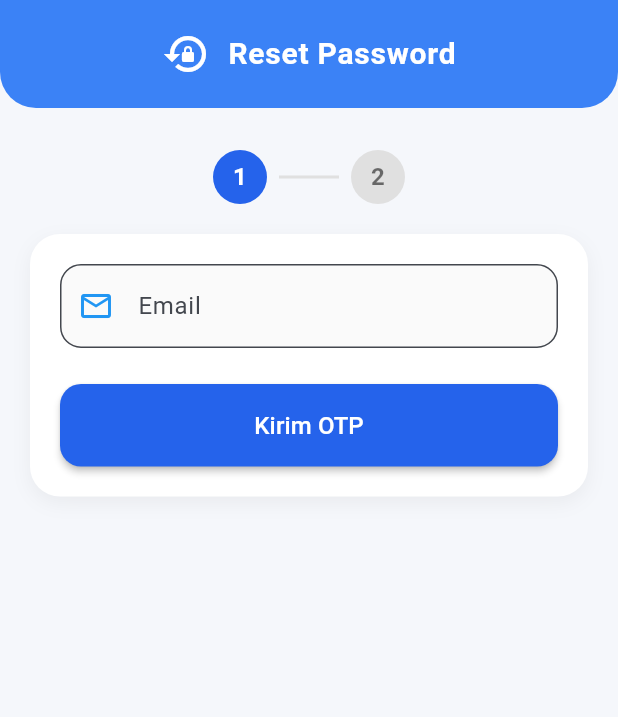
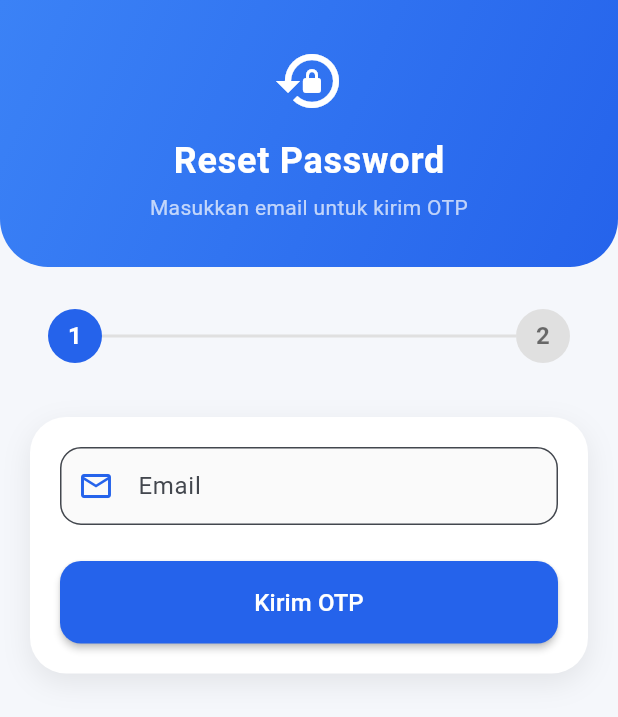
Before and after one commit to FarrezJv/tugas_akhir_api, a Flutter app: the ForgotResetPasswordPage screen opened directly, on a phone screen of 412 x 824 dp. Shown: the top 717 px of the screen. Run offline on Flutter 3.47's test engine with Material 3 defaults, Android fonts, the phone set to English and light mode, and no system bars; our stand-ins replace animated_notch_bottom_bar, geocoding, geolocator, google_maps_flutter, image_picker, lottie and 1 more; accounts and stored records are empty; project files that could hold a hidden picture were left out.

Commit message:
Tugas Akhir Finish

```diff
--- a/lib/views/home/request_screen.dart
+++ b/lib/views/home/request_screen.dart
@@ -80,8 +80,15 @@ class _ForgotResetPasswordPageState extends State<ForgotResetPasswordPage> {
       controller: controller,
       obscureText: obscure,
       decoration: InputDecoration(
-        prefixIcon: icon != null ? Icon(icon, color: Colors.blue) : null,
+        prefixIcon: icon != null
+            ? Icon(icon, color: const Color(0xFF2563EB))
+            : null,
         labelText: label,
+        hintText: label,
+        contentPadding: const EdgeInsets.symmetric(
+          horizontal: 16,
+          vertical: 14,
+        ),
         border: OutlineInputBorder(borderRadius: BorderRadius.circular(14)),
         filled: true,
         fillColor: Colors.grey.shade50,
@@ -91,10 +98,14 @@ class _ForgotResetPasswordPageState extends State<ForgotResetPasswordPage> {
 
   Widget _buildStepIndicator() {
     return Row(
-      mainAxisAlignment: MainAxisAlignment.center,
       children: [
         _buildStepCircle(1, active: true),
-        _buildStepLine(),
+        Expanded(
+          child: Container(
+            height: 2,
+            color: _otpSent ? const Color(0xFF2563EB) : Colors.grey.shade300,
+          ),
+        ),
         _buildStepCircle(2, active: _otpSent),
       ],
     );
@@ -111,15 +122,6 @@ class _ForgotResetPasswordPageState extends State<ForgotResetPasswordPage> {
           fontWeight: FontWeight.bold,
         ),
       ),
-    );
-  }
-
-  Widget _buildStepLine() {
-    return Container(
-      width: 40,
-      height: 2,
-      color: Colors.grey.shade300,
-      margin: const EdgeInsets.symmetric(horizontal: 8),
     );
   }
 
@@ -156,6 +158,7 @@ class _ForgotResetPasswordPageState extends State<ForgotResetPasswordPage> {
     return ElevatedButton(
       onPressed: _loading ? null : onPressed,
       style: ElevatedButton.styleFrom(
+        minimumSize: const Size(double.infinity, 50),
         backgroundColor: const Color(0xFF2563EB),
         foregroundColor: Colors.white,
         padding: const EdgeInsets.symmetric(vertical: 16),
@@ -187,28 +190,39 @@ class _ForgotResetPasswordPageState extends State<ForgotResetPasswordPage> {
               Container(
                 width: double.infinity,
                 padding: const EdgeInsets.symmetric(
-                  horizontal: 20, // disamakan dengan konten di bawah
-                  vertical: 20,
+                  horizontal: 20,
+                  vertical: 30,
                 ),
                 decoration: const BoxDecoration(
-                  color: Color(0xFF3B82F6),
+                  gradient: LinearGradient(
+                    colors: [Color(0xFF3B82F6), Color(0xFF2563EB)],
+                    begin: Alignment.topLeft,
+                    end: Alignment.bottomRight,
+                  ),
                   borderRadius: BorderRadius.vertical(
-                    bottom: Radius.circular(24),
+                    bottom: Radius.circular(32),
                   ),
                 ),
-                child: Row(
-                  mainAxisAlignment: MainAxisAlignment.center,
-                  children: const [
-                    Icon(Icons.lock_reset, color: Colors.white, size: 32),
-                    SizedBox(width: 12),
-                    Text(
+                child: Column(
+                  children: [
+                    const Icon(Icons.lock_reset, color: Colors.white, size: 48),
+                    const SizedBox(height: 12),
+                    const Text(
                       "Reset Password",
                       style: TextStyle(
                         color: Colors.white,
-                        fontSize: 20,
+                        fontSize: 24,
                         fontWeight: FontWeight.bold,
                         letterSpacing: 0.5,
                       ),
+                    ),
+                    const SizedBox(height: 4),
+                    Text(
+                      _otpSent
+                          ? "Masukkan OTP dan password baru"
+                          : "Masukkan email untuk kirim OTP",
+                      style: const TextStyle(color: Colors.white70),
+                      textAlign: TextAlign.center,
                     ),
                   ],
                 ),
@@ -217,23 +231,31 @@ class _ForgotResetPasswordPageState extends State<ForgotResetPasswordPage> {
               const SizedBox(height: 28),
 
               // ===== STEP =====
-              _buildStepIndicator(),
+              Padding(
+                padding: const EdgeInsets.symmetric(horizontal: 32),
+                child: _buildStepIndicator(),
+              ),
               const SizedBox(height: 20),
 
               // ===== CARD FORM =====
               Padding(
-                padding: const EdgeInsets.symmetric(horizontal: 20),
-                child: Container(
+                padding: const EdgeInsets.symmetric(
+                  horizontal: 20,
+                  vertical: 16,
+                ),
+                child: AnimatedContainer(
+                  duration: const Duration(milliseconds: 300),
+                  curve: Curves.easeOut,
                   width: double.infinity,
                   padding: const EdgeInsets.all(20),
                   decoration: BoxDecoration(
                     color: Colors.white,
-                    borderRadius: BorderRadius.circular(20),
+                    borderRadius: BorderRadius.circular(24),
                     boxShadow: [
                       BoxShadow(
-                        color: Colors.black.withOpacity(0.05),
-                        blurRadius: 10,
-                        offset: const Offset(0, 4),
+                        color: Colors.black.withOpacity(0.08),
+                        blurRadius: 16,
+                        offset: const Offset(0, 6),
                       ),
                     ],
                   ),
--- a/pubspec.yaml
+++ b/pubspec.yaml
@@ -72,6 +72,7 @@ flutter:
   assets:
     - assets/images/
     - assets/animations/
+    - assets/lottie/
   #   - images/a_dot_ham.jpeg
   # An image asset can refer to one or more resolution-specific "variants", see
   # https://flutter.dev/to/resolution-aware-images
```
Also changed, not shown: assets/lottie/Failed.json (added, +1 -0 lines), assets/lottie/Success.json (added, +1 -0 lines), lib/views/auth/login.dart (+65 -25 lines), lib/views/auth/register.dart (+59 -24 lines), lib/views/home/check.dart (+3 -4 lines), lib/views/home/halaman_utama.dart (+11 -16 lines).
